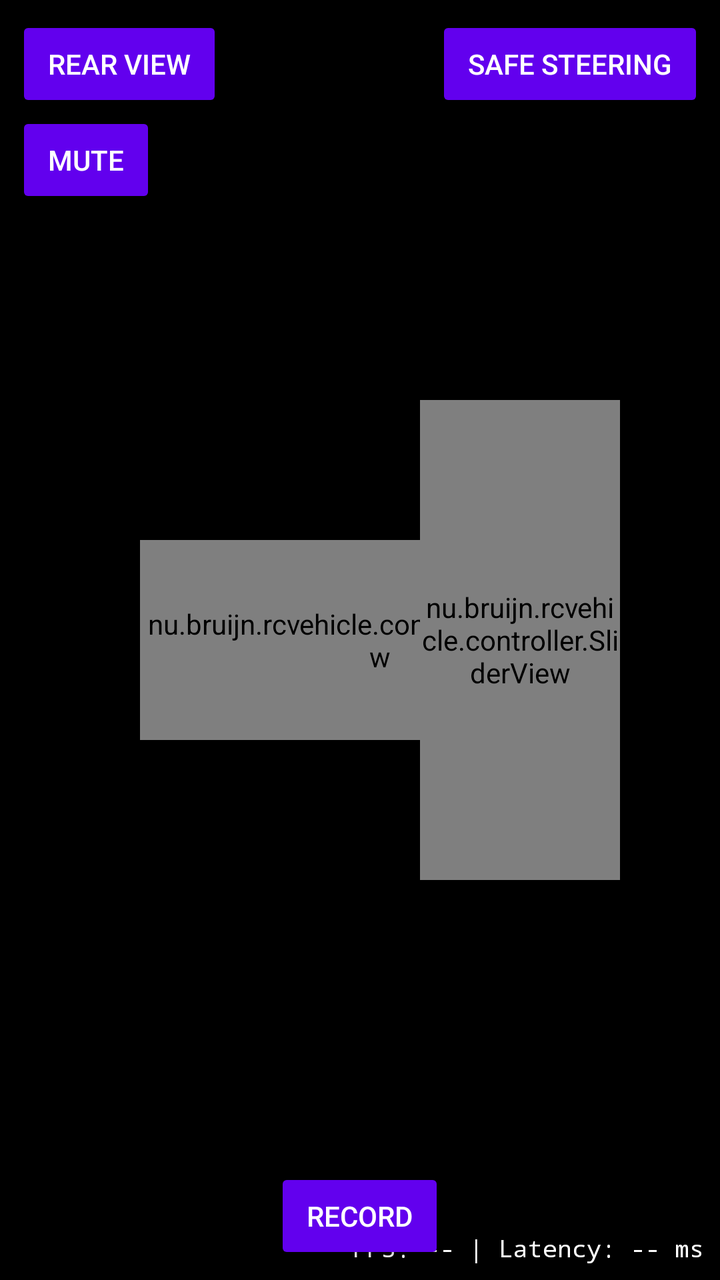
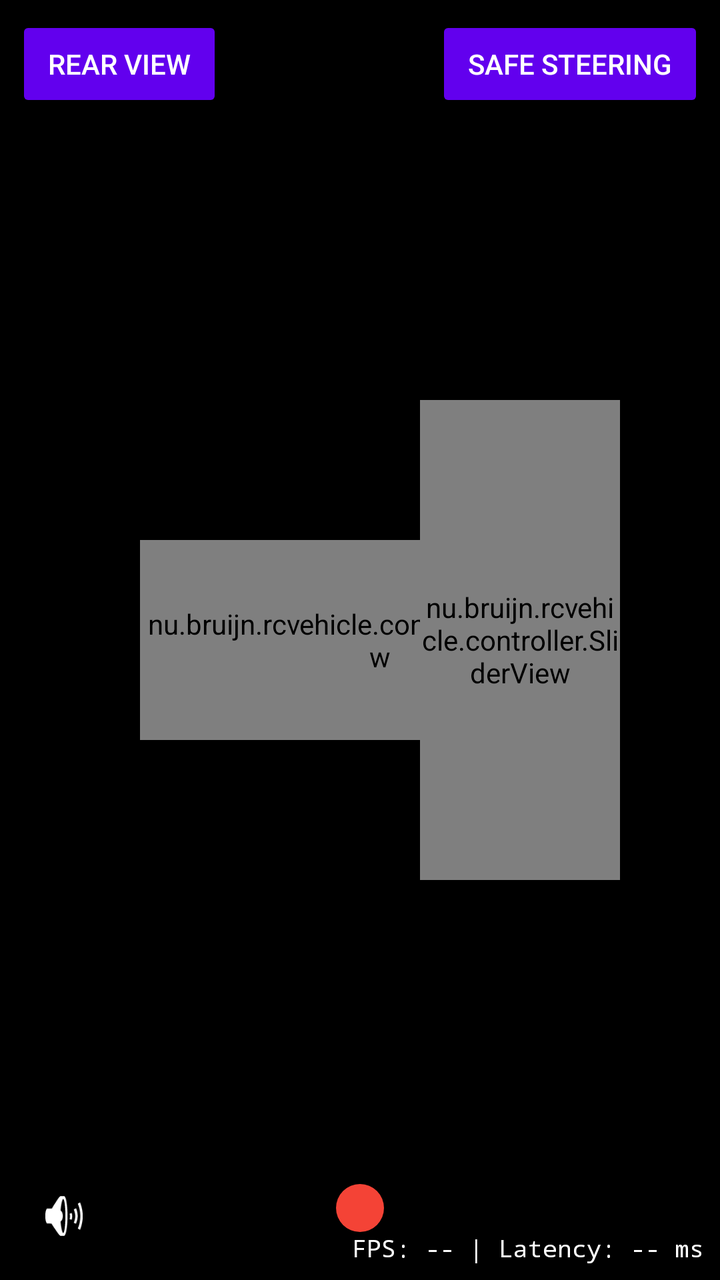

Compare the two renders of this Android layout. The source of the first and the diff that turns it into the second are given below.
<!-- AndroidManifest.xml: application theme Theme.RcVehicle -->
<!-- res/layout/activity_controller_drive.xml -->
<?xml version="1.0" encoding="utf-8"?>
<FrameLayout xmlns:android="http://schemas.android.com/apk/res/android"
    android:id="@+id/videoContainer"
    android:layout_width="match_parent"
    android:layout_height="match_parent"
    android:background="@android:color/black">

    
    <TextureView
        android:id="@+id/textureVideo"
        android:layout_width="match_parent"
        android:layout_height="match_parent"
        android:layout_gravity="center" />

    
    <nu.bruijn.rcvehicle.controller.SliderView
        android:id="@+id/sliderSteer"
        android:layout_width="240dp"
        android:layout_height="100dp"
        android:layout_gravity="center_vertical|start"
        android:layout_marginStart="70dp" />

    
    <nu.bruijn.rcvehicle.controller.SliderView
        android:id="@+id/sliderThrottle"
        android:layout_width="100dp"
        android:layout_height="240dp"
        android:layout_gravity="center_vertical|end"
        android:layout_marginEnd="50dp" />

    
    <TextView
        android:id="@+id/textConnectionWarning"
        android:layout_width="wrap_content"
        android:layout_height="wrap_content"
        android:layout_gravity="bottom|center_horizontal"
        android:layout_marginBottom="24dp"
        android:textColor="#FFEB3B"
        android:textStyle="bold"
        android:background="#AA000000"
        android:padding="8dp" />

    
    <Button
        android:id="@+id/buttonRearView"
        style="?android:attr/buttonStyleSmall"
        android:layout_width="wrap_content"
        android:layout_height="wrap_content"
        android:layout_gravity="top|start"
        android:layout_margin="8dp"
        android:text="@string/controller_rear_view" />

    
    <Button
        android:id="@+id/buttonMute"
        style="?android:attr/buttonStyleSmall"
        android:layout_width="wrap_content"
        android:layout_height="wrap_content"
        android:layout_gravity="top|start"
        android:layout_marginStart="8dp"
        android:layout_marginTop="56dp"
        android:text="@string/controller_mute" />

    
    <Button
        android:id="@+id/buttonSteerLimit"
        style="?android:attr/buttonStyleSmall"
        android:layout_width="wrap_content"
        android:layout_height="wrap_content"
        android:layout_gravity="top|end"
        android:layout_margin="8dp"
        android:text="@string/controller_steer_limit" />

    
    <LinearLayout
        android:id="@+id/steerLimitConfigSection"
        android:layout_width="wrap_content"
        android:layout_height="wrap_content"
        android:layout_gravity="top|end"
        android:layout_marginTop="56dp"
        android:layout_marginEnd="8dp"
        android:orientation="vertical"
        android:visibility="gone">

        <TextView
            android:id="@+id/textSteerLimitMaxSpeed"
            android:layout_width="wrap_content"
            android:layout_height="wrap_content"
            android:textColor="@android:color/white"
            android:text="@string/controller_steer_limit_max_speed" />

        <SeekBar
            android:id="@+id/seekSteerLimitMaxSpeed"
            android:layout_width="160dp"
            android:layout_height="wrap_content"
            android:max="60" />

        <TextView
            android:id="@+id/textSteerLimitReduction"
            android:layout_width="wrap_content"
            android:layout_height="wrap_content"
            android:textColor="@android:color/white"
            android:text="@string/controller_steer_limit_reduction" />

        <SeekBar
            android:id="@+id/seekSteerLimitReduction"
            android:layout_width="160dp"
            android:layout_height="wrap_content"
            android:max="100" />
    </LinearLayout>

    
    <LinearLayout
        android:id="@+id/qualitySection"
        android:layout_width="wrap_content"
        android:layout_height="wrap_content"
        android:layout_gravity="top|center_horizontal"
        android:layout_marginTop="12dp"
        android:orientation="horizontal"
        android:gravity="center_vertical"
        android:visibility="gone">

        <Button
            android:id="@+id/buttonQualityLow"
            style="?android:attr/buttonStyleSmall"
            android:layout_width="wrap_content"
            android:layout_height="wrap_content"
            android:text="@string/controller_quality_low" />

        <Button
            android:id="@+id/buttonQualityMedium"
            style="?android:attr/buttonStyleSmall"
            android:layout_width="wrap_content"
            android:layout_height="wrap_content"
            android:text="@string/controller_quality_medium" />

        <Button
            android:id="@+id/buttonQualityHigh"
            style="?android:attr/buttonStyleSmall"
            android:layout_width="wrap_content"
            android:layout_height="wrap_content"
            android:text="@string/controller_quality_high" />

        <CheckBox
            android:id="@+id/checkAutoQuality"
            android:layout_width="wrap_content"
            android:layout_height="wrap_content"
            android:layout_marginStart="8dp"
            android:textColor="@android:color/white"
            android:text="@string/controller_quality_auto" />

        
        <CheckBox
            android:id="@+id/checkTelemetry"
            android:layout_width="wrap_content"
            android:layout_height="wrap_content"
            android:layout_marginStart="8dp"
            android:textColor="@android:color/white"
            android:text="@string/controller_telemetry" />
    </LinearLayout>

    
    <TextView
        android:id="@+id/textRtcLog"
        android:layout_width="wrap_content"
        android:layout_height="wrap_content"
        android:layout_gravity="bottom|start"
        android:layout_margin="8dp"
        android:fontFamily="monospace"
        android:textSize="10sp"
        android:textColor="@android:color/white"
        android:maxLines="4" />

    <TextView
        android:id="@+id/textDebugOverlay"
        android:layout_width="wrap_content"
        android:layout_height="wrap_content"
        android:layout_gravity="bottom|end"
        android:layout_margin="8dp"
        android:fontFamily="monospace"
        android:textSize="12sp"
        android:textColor="@android:color/white"
        android:text="FPS: -- | Latency: -- ms" />

    <Button
        android:id="@+id/buttonRecord"
        style="?android:attr/buttonStyleSmall"
        android:layout_width="wrap_content"
        android:layout_height="wrap_content"
        android:layout_gravity="bottom|center_horizontal"
        android:layout_marginBottom="8dp"
        android:text="@string/controller_record" />

</FrameLayout>
<!-- resources referenced by this layout -->
<resources>
  <string name="controller_mute">Mute</string>
  <string name="controller_quality_auto">Auto</string>
  <string name="controller_quality_high">High</string>
  <string name="controller_quality_low">Low</string>
  <string name="controller_quality_medium">Med</string>
  <string name="controller_rear_view">Rear view</string>
  <string name="controller_record">Record</string>
  <string name="controller_steer_limit">Safe steering</string>
  <string name="controller_steer_limit_max_speed">Max speed: %1$d km/h</string>
  <string name="controller_steer_limit_reduction">Reduction: %1$d%%</string>
  <string name="controller_telemetry">GPS/speed</string>
  <style name="Theme.RcVehicle" parent="Theme.MaterialComponents.DayNight.NoActionBar" />
</resources>

<!-- the commit's change to res/layout/activity_controller_drive.xml (unified diff, before → after) -->
@@ -51,15 +51,17 @@
         android:text="@string/controller_rear_view" />
 
     
-    <Button
+    <ImageButton
         android:id="@+id/buttonMute"
-        style="?android:attr/buttonStyleSmall"
-        android:layout_width="wrap_content"
-        android:layout_height="wrap_content"
-        android:layout_gravity="top|start"
-        android:layout_marginStart="8dp"
-        android:layout_marginTop="56dp"
-        android:text="@string/controller_mute" />
+        android:layout_width="48dp"
+        android:layout_height="48dp"
+        android:layout_gravity="bottom|start"
+        android:layout_margin="8dp"
+        android:background="@drawable/icon_button_bg"
+        android:src="@android:drawable/ic_lock_silent_mode_off"
+        android:contentDescription="@string/controller_mute"
+        android:padding="10dp"
+        android:scaleType="fitCenter" />
 
     
     <Button
@@ -182,13 +184,17 @@
         android:textColor="@android:color/white"
         android:text="FPS: -- | Latency: -- ms" />
 
-    <Button
+    
+    <ImageButton
         android:id="@+id/buttonRecord"
-        style="?android:attr/buttonStyleSmall"
-        android:layout_width="wrap_content"
-        android:layout_height="wrap_content"
+        android:layout_width="56dp"
+        android:layout_height="56dp"
         android:layout_gravity="bottom|center_horizontal"
         android:layout_marginBottom="8dp"
-        android:text="@string/controller_record" />
+        android:background="@android:color/transparent"
+        android:src="@drawable/record_button_idle"
+        android:contentDescription="@string/controller_record"
+        android:padding="16dp"
+        android:scaleType="fitCenter" />
 
 </FrameLayout>
<!-- resource entries referenced after the edit -->
@@ -1,5 +1,17 @@
 <!-- resources referenced by this layout -->
 <resources>
+  <!-- drawable icon_button_bg (drawable) -->
+  <?xml version="1.0" encoding="utf-8"?>
+  <shape xmlns:android="http://schemas.android.com/apk/res/android"
+      android:shape="oval">
+      <solid android:color="#66000000" />
+  </shape>
+  <!-- drawable record_button_idle (drawable) -->
+  <?xml version="1.0" encoding="utf-8"?>
+  <shape xmlns:android="http://schemas.android.com/apk/res/android"
+      android:shape="oval">
+      <solid android:color="#F44336" />
+  </shape>
   <string name="controller_mute">Mute</string>
   <string name="controller_quality_auto">Auto</string>
   <string name="controller_quality_high">High</string>
